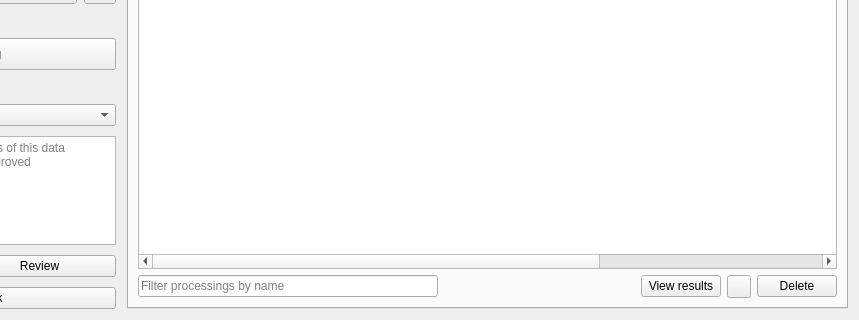
Above: mapflow/dialogs/static/ui/main_dialog.ui from Geoalert/mapflow-qgis before the change; both pictures show x 211 to 1070 and y 230 to 550 of the 1070 by 550 pixel window. Below: the same form after it.
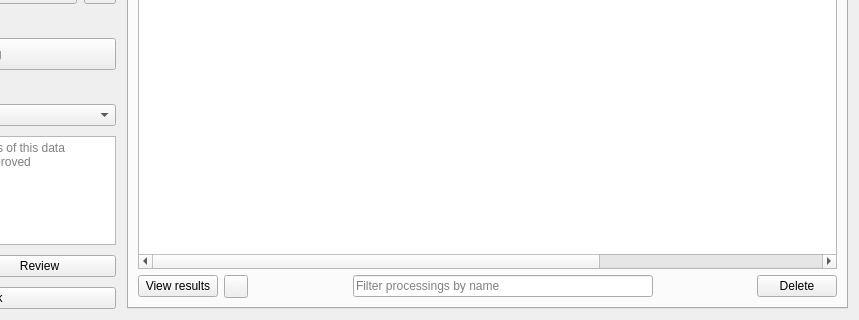
That is the form after the change. Icons and pictures are not drawn. Custom widgets are drawn as their Qt base class.

Commit message: Fix: move processing filter to center

What changed in the file:
```diff
--- a/mapflow/dialogs/static/ui/main_dialog.ui
+++ b/mapflow/dialogs/static/ui/main_dialog.ui
@@ -988,36 +988,7 @@
             </widget>
            </item>
            <item>
-            <layout class="QHBoxLayout" name="processingFooter" stretch="0,0,0,0,0">
-             <item>
-              <widget class="QLineEdit" name="filterProcessings">
-               <property name="minimumSize">
-                <size>
-                 <width>300</width>
-                 <height>0</height>
-                </size>
-               </property>
-               <property name="maxLength">
-                <number>255</number>
-               </property>
-               <property name="placeholderText">
-                <string>Filter processings by name</string>
-               </property>
-              </widget>
-             </item>
-             <item>
-              <spacer name="horizontalSpacer">
-               <property name="orientation">
-                <enum>Qt::Horizontal</enum>
-               </property>
-               <property name="sizeHint" stdset="0">
-                <size>
-                 <width>40</width>
-                 <height>20</height>
-                </size>
-               </property>
-              </spacer>
-             </item>
+            <layout class="QHBoxLayout" name="processingFooter" stretch="0,0,0,0,0,0">
              <item>
               <widget class="QPushButton" name="downloadResultsButton">
                <property name="text">
@@ -1056,6 +1027,48 @@
                </property>
               </widget>
              </item>
+             <item>
+              <spacer name="horizontalSpacer">
+               <property name="orientation">
+                <enum>Qt::Horizontal</enum>
+               </property>
+               <property name="sizeHint" stdset="0">
+                <size>
+                 <width>40</width>
+                 <height>20</height>
+                </size>
+               </property>
+              </spacer>
+             </item>
+             <item>
+              <widget class="QLineEdit" name="filterProcessings">
+               <property name="minimumSize">
+                <size>
+                 <width>300</width>
+                 <height>0</height>
+                </size>
+               </property>
+               <property name="maxLength">
+                <number>255</number>
+               </property>
+               <property name="placeholderText">
+                <string>Filter processings by name</string>
+               </property>
+              </widget>
+             </item>
+             <item>
+              <spacer name="horizontalSpacer_13">
+               <property name="orientation">
+                <enum>Qt::Horizontal</enum>
+               </property>
+               <property name="sizeHint" stdset="0">
+                <size>
+                 <width>40</width>
+                 <height>20</height>
+                </size>
+               </property>
+              </spacer>
+             </item>
              <item>
               <widget class="QPushButton" name="deleteProcessings">
                <property name="styleSheet">
```
